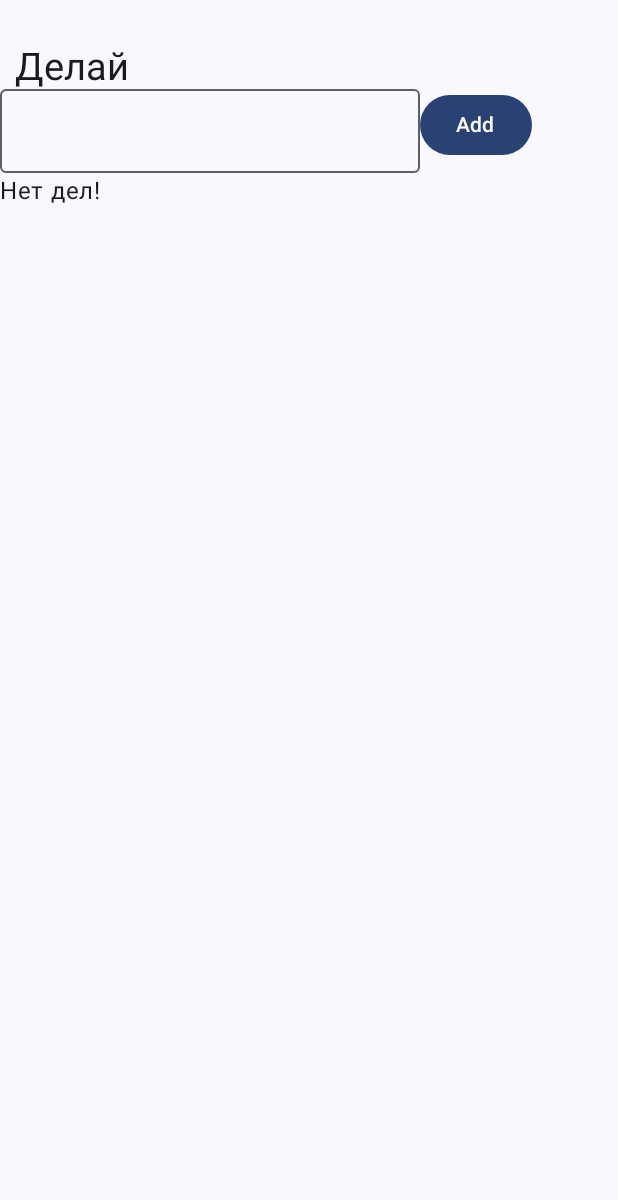
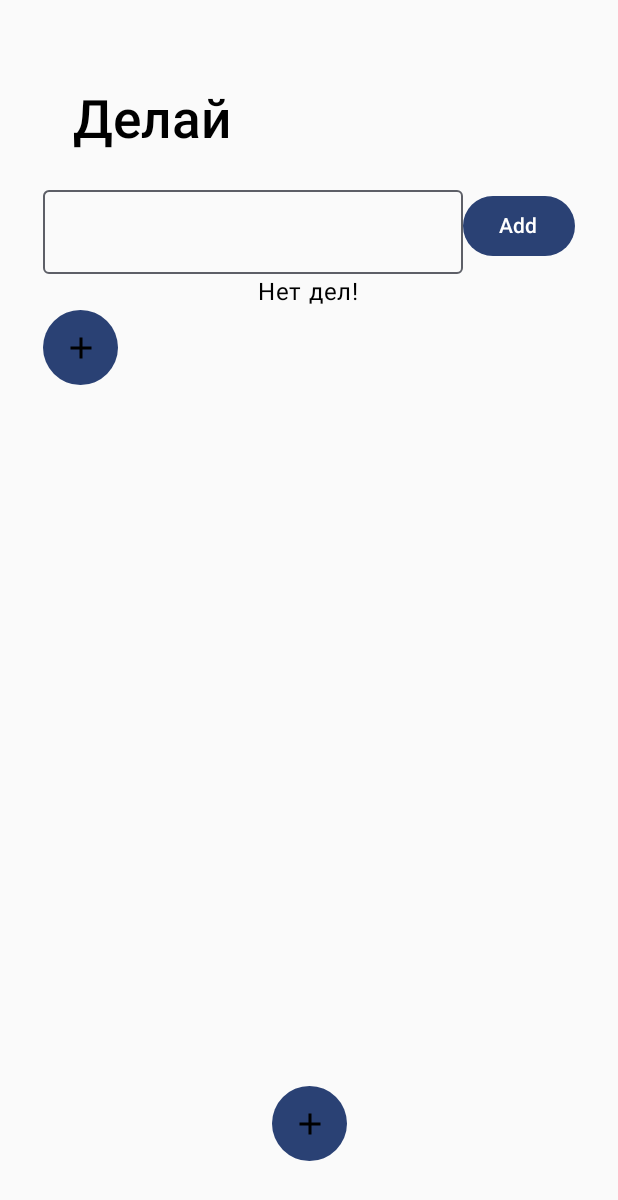
Before and after one commit to vorobev2216/properTODO_compose, an Android app built with Jetpack Compose: the screen it shows after launch (MainActivity), on a phone screen of 412 x 824 dp. Shown: the top 1200 px of the screen. Run offline under Robolectric (Android 15) with nearby library versions, the phone set to English and light mode, and no system bars; our stand-ins replace livedata-compose.

```diff
--- a/app/build.gradle.kts
+++ b/app/build.gradle.kts
@@ -1,6 +1,7 @@
 plugins {
     alias(libs.plugins.android.application)
     alias(libs.plugins.jetbrains.kotlin.android)
+    alias(libs.plugins.kotlin.serialization)
 }
 
 android {
@@ -67,4 +68,7 @@ dependencies {
     androidTestImplementation(libs.androidx.ui.test.junit4)
     debugImplementation(libs.androidx.ui.tooling)
     debugImplementation(libs.androidx.ui.test.manifest)
+
+    implementation(libs.navigation.compose)
+    implementation(libs.kotlinx.serialization.json)
 }
--- a/app/src/main/java/com/example/todo_compose/MainActivity.kt
+++ b/app/src/main/java/com/example/todo_compose/MainActivity.kt
@@ -1,30 +1,96 @@
 package com.example.todo_compose
 
+import android.content.res.Resources.Theme
 import android.os.Bundle
 import androidx.activity.ComponentActivity
 import androidx.activity.compose.setContent
 import androidx.activity.enableEdgeToEdge
+import androidx.activity.viewModels
+import androidx.compose.foundation.background
+import androidx.compose.foundation.layout.Arrangement
+import androidx.compose.foundation.layout.Box
+import androidx.compose.foundation.layout.Column
+
+
 import androidx.compose.foundation.layout.fillMaxSize
 import androidx.compose.foundation.layout.padding
+import androidx.compose.foundation.layout.size
+import androidx.compose.foundation.shape.CircleShape
+import androidx.compose.foundation.shape.RoundedCornerShape
+import androidx.compose.material3.Button
+import androidx.compose.material3.Icon
+import androidx.compose.material3.IconButton
+import androidx.compose.material3.MaterialTheme
 import androidx.compose.material3.Scaffold
 import androidx.compose.material3.Text
 import androidx.compose.runtime.Composable
+import androidx.compose.ui.Alignment
 import androidx.compose.ui.Modifier
+import androidx.compose.ui.draw.clip
+import androidx.compose.ui.res.painterResource
 import androidx.compose.ui.tooling.preview.Preview
+import androidx.compose.ui.unit.dp
 import androidx.lifecycle.ViewModelProvider
+import androidx.navigation.compose.NavHost
+import androidx.navigation.compose.composable
+import androidx.navigation.compose.rememberNavController
 import com.example.todo_compose.ui.theme.ToDo_composeTheme
+import kotlinx.serialization.Serializable
 
 class MainActivity : ComponentActivity() {
+    private val NavViewModel by viewModels<NavViewModel>()
     override fun onCreate(savedInstanceState: Bundle?) {
         super.onCreate(savedInstanceState)
         val toDoViewModel = ViewModelProvider(this)[ToDoViewModel::class.java]
         enableEdgeToEdge()
         setContent {
             ToDo_composeTheme {
-                Scaffold(modifier = Modifier.fillMaxSize()){
-                    ToDoPage(toDoViewModel)
+                val navController = rememberNavController()
+                NavHost(navController = navController, startDestination = ScreenA) {
+                    composable<ScreenA> {
+                        Box(
+                            modifier = Modifier
+                                .fillMaxSize()
+
+                        ) {
+                            Column(
+                                modifier = Modifier.fillMaxSize(),
+                                horizontalAlignment = Alignment.CenterHorizontally,
+                                verticalArrangement = Arrangement.Top
+                            ) {
+                                ToDoPage(toDoViewModel)
+                            }
+
+
+                            IconButton(
+                                onClick = { navController.navigate(ScreenB) },
+                                modifier = Modifier
+                                    .align(Alignment.BottomCenter)
+                                    .padding(bottom = 50.dp)
+                                    .clip(CircleShape)
+                                    .size(50.dp)
+                                    .background(color = MaterialTheme.colorScheme.primary)
+                            ) {
+                                Icon(painter = painterResource(id = R.drawable.baseline_add_24), contentDescription =  "Add")
+                            }
+                        }
+
+
+                    }
+                    composable<ScreenB> {
+                        NavViewModel.setNavController(navController)
+                        AddScreen(NavViewModel)
+                    }
                 }
             }
         }
     }
+
+
 }
+
+@Serializable
+object ScreenA
+
+@Serializable
+object ScreenB
--- a/app/src/main/java/com/example/todo_compose/MainPage.kt
+++ b/app/src/main/java/com/example/todo_compose/MainPage.kt
@@ -11,8 +11,10 @@ import androidx.compose.foundation.layout.fillMaxSize
 import androidx.compose.foundation.layout.fillMaxWidth
 import androidx.compose.foundation.layout.height
 import androidx.compose.foundation.layout.padding
+import androidx.compose.foundation.layout.size
 import androidx.compose.foundation.lazy.LazyColumn
 import androidx.compose.foundation.lazy.itemsIndexed
+import androidx.compose.foundation.shape.CircleShape
 import androidx.compose.foundation.shape.RoundedCornerShape
 import androidx.compose.material3.Button
 import androidx.compose.material3.Card
@@ -39,6 +41,7 @@ import androidx.compose.ui.text.font.FontFamily
 import androidx.compose.ui.tooling.preview.Preview
 import androidx.compose.ui.unit.dp
 import androidx.compose.ui.unit.sp
+import kotlinx.serialization.Serializable
 
 
 @Composable
@@ -47,31 +50,42 @@ fun ToDoPage(toDoViewModel: ToDoViewModel) {
     var inputText by remember {
         mutableStateOf("")
     }
-    Column(modifier = Modifier.padding(top = 30.dp)) {
+    Column() {
         Text(
             text = "Делай",
-            modifier = Modifier.padding(start = 10.dp),
-            //fontFamily = FontFamily(Font(R.font.metropolissemibold)),
-            fontSize = 25.sp
+            modifier = Modifier
+                .padding(start = 10.dp)
+                .padding(top = 60.dp, bottom = 15.dp, start = 10.dp),
+            fontFamily = FontFamily(Font(R.font.metropolissemibold)),
+            fontSize = 35.sp
         )
-        Row(){
-            OutlinedTextField(value = inputText, onValueChange ={
+        Column(
+            modifier = Modifier.padding(top = 10.dp),
+            horizontalAlignment = Alignment.CenterHorizontally,
+            verticalArrangement = Arrangement.SpaceBetween
+        ) {
+            Row() {
+                OutlinedTextField(value = inputText, onValueChange = {
                     inputText = it
-            } )
-            Button(onClick = { toDoViewModel.addTodo(inputText, null)
-            inputText = ""}) {
+                })
+                Button(onClick = {
+                    toDoViewModel.addTodo(inputText, null)
+                    inputText = ""
+                }) {
                     Text(text = "Add")
                 }
             }
             todoList?.let {
-            LazyColumn(modifier = Modifier.padding(start = 5.dp, end = 5.dp, top = 5.dp),
+                LazyColumn(modifier = Modifier.padding(start = 15.dp, end = 15.dp, top = 5.dp),
                     content = {
                         itemsIndexed(it) { index: Int, item: ToDoCard ->
                             CardItem(item = item)
                         }
                     }
                 )
-        }?: Text(text = "Нет дел!")
+            } ?: Text(text = "Нет дел!")
+        }
+        RoundAddButton()
     }
 }
 
@@ -104,7 +118,7 @@ fun CardItem(item: ToDoCard) {
                 )
 
                 Text(
-                    text = item.description?: "",
+                    text = item.description ?: "",
                     modifier = Modifier.padding(start = 10.dp),
                     color = Color.LightGray
                 )
@@ -117,7 +131,7 @@ fun CardItem(item: ToDoCard) {
                     color = Color.LightGray
                 )
             }
-            IconButton(onClick = {  }) {
+            IconButton(onClick = { }) {
                 Icon(
                     painter = painterResource(id = R.drawable.baseline_delete_outline_24),
                     contentDescription = null
@@ -130,3 +144,18 @@ fun CardItem(item: ToDoCard) {
     }
 
 }
+
+@Preview
+@Composable
+fun RoundAddButton() {
+
+    IconButton(onClick = {  },
+        modifier = Modifier
+
+            .clip(CircleShape)
+            .size(50.dp)
+            .background(color = MaterialTheme.colorScheme.primary)) {
+        Icon(painter = painterResource(id = R.drawable.baseline_add_24), contentDescription = null)
+
+    }
+}
--- /dev/null
+++ b/app/src/main/res/drawable/baseline_add_24.xml
@@ -0,0 +1,5 @@
+<vector xmlns:android="http://schemas.android.com/apk/res/android" android:height="24dp" android:tint="#000000" android:viewportHeight="24" android:viewportWidth="24" android:width="24dp">
+
+    <path android:fillColor="@android:color/white" android:pathData="M19,13h-6v6h-2v-6H5v-2h6V5h2v6h6v2z"/>
+
+</vector>
```
Also changed, not shown: app/src/main/java/com/example/todo_compose/AddScreen.kt (added, +33 -0 lines), app/src/main/java/com/example/todo_compose/NavViewModel.kt (added, +22 -0 lines), gradle/libs.versions.toml (+6 -1 lines). Lines whose indentation alone changed are shown as unchanged.
